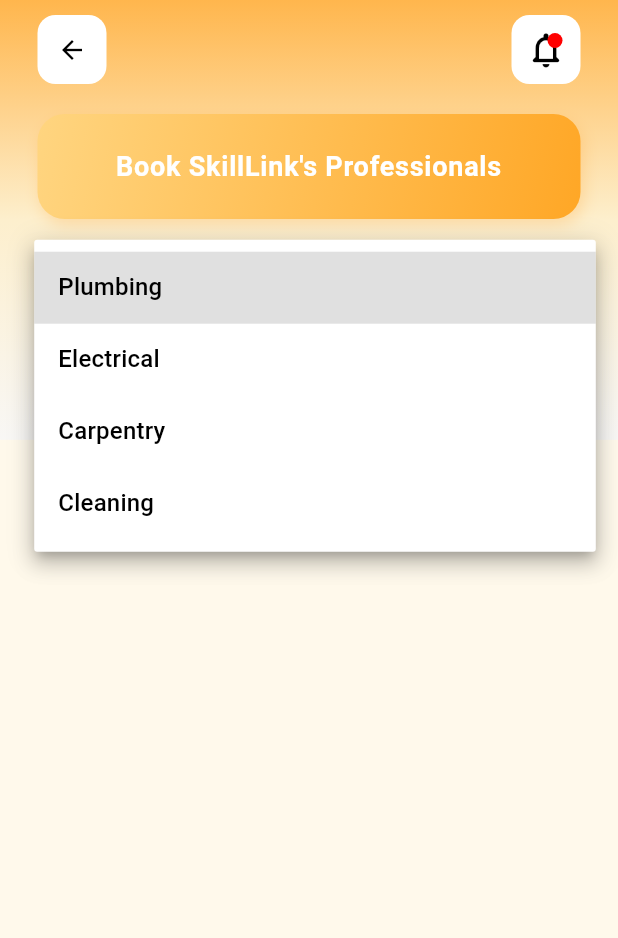
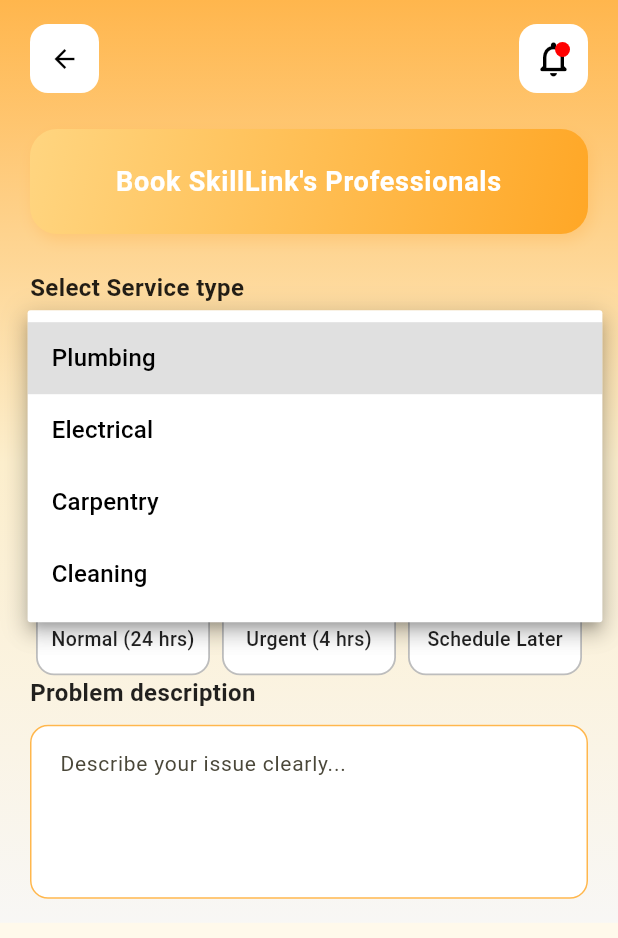
Before and after one commit to sumit-jangid-1708/skilllink, a Flutter app: the BookingScreen screen opened by its route, after a tap on "Select Service Type", on a phone screen of 412 x 824 dp. Shown: the top 938 px of the screen. Run offline on Flutter 3.47's test engine with Material 3 defaults, Android fonts, the phone set to English and light mode, and no system bars; our stand-ins replace fluttertoast, get, google_maps_flutter, intl_phone_field, shared_preferences; accounts and stored records are empty.

Commit message:
add service urgency section and description box in the booking pagge.

```diff
--- a/lib/view/booking_screen/booking_screen.dart
+++ b/lib/view/booking_screen/booking_screen.dart
@@ -5,10 +5,14 @@
 import '../../res/colors/app_color.dart';
 import '../../res/components/widgets/gradient_dropdown.dart';
 import '../../utils/gradient_textfield.dart';
+import '../../view_models/controller/booking_controller.dart';
 
 class BookingScreen extends StatelessWidget {
   String? selectedValue;
   final VoidCallback? onNotificationTap;
+
+  final BookingController controller = Get.put(BookingController());
+
   BookingScreen({super.key, this.onNotificationTap});
 
 
@@ -20,7 +24,7 @@
         child: SafeArea(
           child: SingleChildScrollView(
             child: Padding(
-              padding: EdgeInsets.symmetric(horizontal: 25, vertical: 10),
+              padding: EdgeInsets.symmetric(horizontal: 20, vertical: 16),
               child: Column(
                 children: [
                   Row(
@@ -80,7 +84,7 @@
                       ),
                     ],
                   ),
-                  SizedBox(height: 20,),
+                  SizedBox(height: 24,),
 
                   Container(
                     width: double.infinity,
@@ -116,10 +120,24 @@
                   ),
 
                   SizedBox(
-                    height: 20,
+                    height: 24,
                   ),
                   Column(
                     children: [
+                      Align(
+                        alignment: Alignment.centerLeft,
+                        child: Text(
+                          "Select Service type",
+                          style: TextStyle(
+                            fontSize: 16,
+                            fontWeight: FontWeight.w600,
+                            color: Colors.black87,
+                          ),
+                        ),
+                      ),
+
+                      SizedBox(height: 10),
+
                       GradientDropdown<String>(
                         hintText: "Select Service Type",
                         items: ["Plumbing", "Electrical", "Carpentry", "Cleaning"],
@@ -131,10 +149,114 @@
                       ),
                       SizedBox(height: 10,),
 
-                      GradientTextField(
-                        hintText: 'Enter your Problem ',
-                        obscureText: false,
-                        keyboardType: TextInputType.text,
+                      Align(
+                        alignment: Alignment.centerLeft,
+                        child: Text(
+                          "Select sub-category",
+                          style: TextStyle(
+                            fontSize: 16,
+                            fontWeight: FontWeight.w600,
+                            color: Colors.black87,
+                          ),
+                        ),
+                      ),
+                      SizedBox(height: 10),
+                      GradientDropdown<String>(
+                        hintText: "Select Sub-category",
+                        items: ["Fan Repair", "Pipe Leakage", "Door Repair", "Switch-board Repair"],
+                        value: selectedValue,
+                        onChanged: (value) {
+                          selectedValue = value;
+                        },
+                        // prefixIcon: Icons.home_repair_service_outlined,
+                      ),
+                      SizedBox(height: 10,),
+
+                      Align(
+                        alignment: Alignment.centerLeft,
+                        child: Text(
+                          "Service Urgency",
+                          style: TextStyle(
+                            fontSize: 16,
+                            fontWeight: FontWeight.w600,
+                            color: Colors.black87,
+                          ),
+                        ),
+                      ),
+
+                      SizedBox(height: 10),
+
+                      Obx(() {
+                        final urgencies = ["Normal (24 hrs)", "Urgent (4 hrs)", "Schedule Later"];
+                        return Row(
+                          mainAxisAlignment: MainAxisAlignment.spaceBetween,
+                          children: urgencies.map((type) {
+                            final isSelected = controller.selectedUrgency.value == type;
+                            return Expanded(
+                              child: Padding(
+                                padding: const EdgeInsets.symmetric(horizontal: 4),
+                                child: GestureDetector(
+                                  onTap: () => controller.selectUrgency(type),
+                                  child: Container(
+                                    height: 48,
+                                    alignment: Alignment.center,
+                                    decoration: BoxDecoration(
+                                      color: isSelected ? Color(0xFFFFA726) : Colors.white,
+                                      borderRadius: BorderRadius.circular(12),
+                                      border: Border.all(
+                                        color: isSelected ? Color(0xFFFFA726) : Colors.grey.shade400,
+                                        width: 1.2,
+                                      ),
+                                    ),
+                                    child: Text(
+                                      type,
+                                      style: TextStyle(
+                                        color: isSelected ? Colors.white : Colors.black87,
+                                        fontWeight: FontWeight.w500,
+                                        fontSize: 13,
+                                      ),
+                                    ),
+                                  ),
+                                ),
+                              ),
+                            );
+                          }).toList(),
+                        );
+                      }),
+
+                      Align(
+                        alignment: Alignment.centerLeft,
+                        child: Text(
+                          "Problem description",
+                          style: TextStyle(
+                            fontSize: 16,
+                            fontWeight: FontWeight.w600,
+                            color: Colors.black87,
+                          ),
+                        ),
+                      ),
+
+                      SizedBox(height: 10),
+
+                      TextField(
+                        minLines: 4,
+                        maxLines: 6,
+                        keyboardType: TextInputType.multiline,
+                        decoration: InputDecoration(
+                          hintText: "Describe your issue clearly...",
+                          filled: true,
+                          fillColor: Colors.white,
+                          contentPadding: const EdgeInsets.all(16),
+                          enabledBorder: OutlineInputBorder(
+                            borderRadius: BorderRadius.circular(12),
+                            borderSide: BorderSide(color: Colors.orange.shade300),
+                          ),
+                          focusedBorder: OutlineInputBorder(
+                            borderRadius: BorderRadius.circular(12),
+                            borderSide: BorderSide(color: Color(0xFFFFA726), width: 1.8),
+                          ),
+                        ),
+                        style: const TextStyle(fontSize: 14),
                       ),
                     ],
                   )
--- /dev/null
+++ b/lib/view_models/controller/booking_controller.dart
@@ -0,0 +1,9 @@
+import 'package:get/get.dart';
+
+class BookingController extends GetxController {
+  var selectedUrgency = ''.obs;
+
+  void selectUrgency(String value) {
+    selectedUrgency.value = value;
+  }
+}
```
